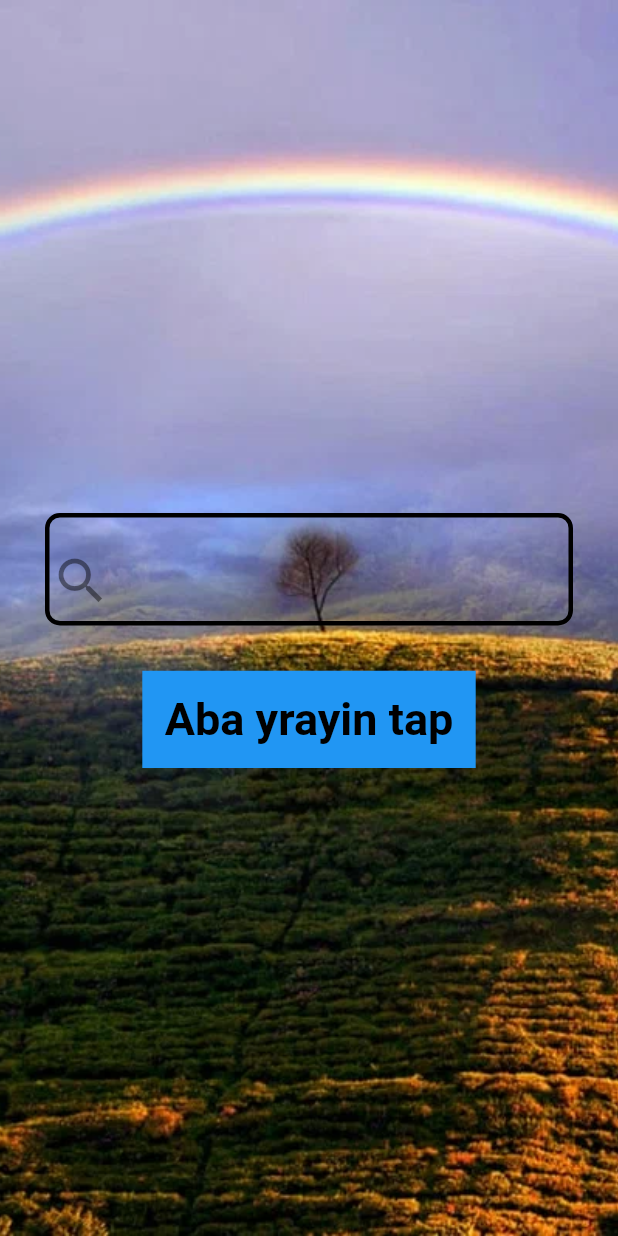
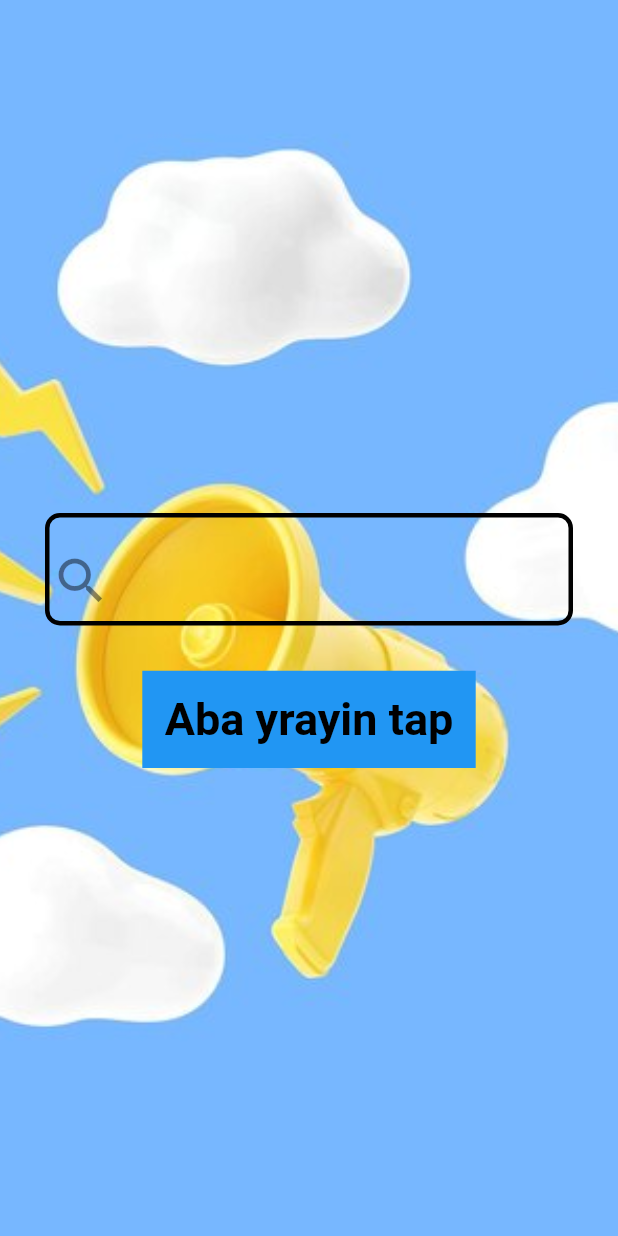
Before and after one commit to ernistakunzhanov/weather_app_kurs11, a Flutter app: the screen it shows after launch, after a tap on the "location city" icon, on a phone screen of 412 x 824 dp. Run offline on Flutter 3.47's test engine with Material 2 defaults, Android fonts, the phone set to English and light mode, and no system bars; our stand-ins replace geolocator.

Commit message:
weather app

```diff
--- /dev/null
+++ b/lib/app/constants/color/app_colors.dart
@@ -0,0 +1,11 @@
+import 'package:flutter/material.dart';
+
+class AppColors {
+  static const Color white = Color(0xffffffff);
+  static const Color black = Color(0xff000000);
+  static const Color red = Colors.red;
+  static const Color yellow = Colors.yellow;
+  static const Color grey = Colors.grey;
+  static const Color blue = Colors.blue;
+  static const Color transparent = Colors.transparent;
+}
--- /dev/null
+++ b/lib/app/constants/decoration/app_decoration.dart
@@ -0,0 +1,14 @@
+import 'package:flutter/material.dart';
+
+class AppDecoration {
+  static const BoxDecoration screenDecoration = BoxDecoration(
+    image: DecorationImage(
+      image: AssetImage('assets/images/weather.jpg'),
+      fit: BoxFit.cover,
+    ),
+  );
+  static BoxDecoration buttonDecor = BoxDecoration(
+    // color: Colors.greenAccent,
+    borderRadius: BorderRadius.circular(12),
+  );
+}
--- /dev/null
+++ b/lib/app/constants/text_style/app_text_style.dart
@@ -0,0 +1,32 @@
+import 'package:flutter/material.dart';
+import 'package:weather_app_kurs/app/constants/color/app_colors.dart';
+
+class AppTextStyle {
+  static const TextStyle black80 = TextStyle(
+    fontSize: 80,
+    color: AppColors.black,
+  );
+  static const TextStyle black40 = TextStyle(
+    fontSize: 40,
+    color: AppColors.black,
+    fontWeight: FontWeight.w400,
+  );
+  static const TextStyle yellow70 = TextStyle(
+    fontSize: 70,
+    color: AppColors.yellow,
+  );
+  static const TextStyle white60 = TextStyle(
+    fontSize: 60,
+    color: Colors.white,
+  );
+  static const TextStyle white40w800 = TextStyle(
+    fontSize: 40,
+    fontWeight: FontWeight.w800,
+    color: Colors.white,
+  );
+  static const TextStyle black30w700 = TextStyle(
+    fontSize: 30,
+    color: AppColors.black,
+    fontWeight: FontWeight.w700,
+  );
+}
--- a/lib/views/home_view.dart
+++ b/lib/app/views/home_view.dart
@@ -1,12 +1,14 @@
 import 'dart:convert';
-import 'dart:developer';
 
 import 'package:flutter/material.dart';
 import 'package:geolocator/geolocator.dart';
 import 'package:http/http.dart' as http;
-import 'package:weather_app_kurs/constants/api_key.dart';
-import 'package:weather_app_kurs/utils/weather_util.dart';
-import 'package:weather_app_kurs/views/search_view.dart';
+import 'package:weather_app_kurs/app/constants/api_key.dart';
+import 'package:weather_app_kurs/app/constants/color/app_colors.dart';
+import 'package:weather_app_kurs/app/constants/decoration/app_decoration.dart';
+import 'package:weather_app_kurs/app/constants/text_style/app_text_style.dart';
+import 'package:weather_app_kurs/app/utils/weather_util.dart';
+import 'package:weather_app_kurs/app/views/search_view.dart';
 
 class HomeView extends StatefulWidget {
   const HomeView({super.key});
@@ -113,20 +115,15 @@ class _HomeViewState extends State<HomeView> {
         body: Container(
           height: size.height * 1,
           width: size.width * 1,
-          decoration: BoxDecoration(
-            image: DecorationImage(
-              image: AssetImage('assets/images/weather.jpg'),
-              fit: BoxFit.cover,
-            ),
-          ),
+          decoration: AppDecoration.screenDecoration,
           child: Stack(
             children: [
               TextButton(
                 onPressed: () {},
-                child: Icon(
+                child: const Icon(
                   Icons.location_on,
                   size: 60,
-                  color: Colors.white,
+                  color: AppColors.white,
                 ),
               ),
               Positioned(
@@ -142,10 +139,10 @@ class _HomeViewState extends State<HomeView> {
                     await getWeatherByCityName(weatherResult);
                     setState(() {});
                   },
-                  child: Icon(
+                  child: const Icon(
                     Icons.location_city,
                     size: 60,
-                    color: Colors.white,
+                    color: AppColors.white,
                   ),
                 ),
               ),
@@ -154,7 +151,7 @@ class _HomeViewState extends State<HomeView> {
                 left: 20,
                 child: Text(
                   '$temp ℃ ',
-                  style: TextStyle(fontSize: 50, color: Colors.black),
+                  style: AppTextStyle.black80,
                 ),
               ),
               Positioned(
@@ -164,7 +161,7 @@ class _HomeViewState extends State<HomeView> {
                   '''$description
 ''',
                   textAlign: TextAlign.center,
-                  style: TextStyle(fontSize: 40, color: Colors.black),
+                  style: AppTextStyle.black40,
                 ),
               ),
               Positioned(
@@ -172,15 +169,15 @@ class _HomeViewState extends State<HomeView> {
                 left: 170,
                 child: Text(
                   '$icon',
-                  style: TextStyle(fontSize: 70, color: Colors.yellow),
+                  style: AppTextStyle.yellow70,
                 ),
               ),
-              Positioned(
+              const Positioned(
                 top: 430,
                 right: 0,
                 child: Text(
                   '🧣 🧤',
-                  style: TextStyle(fontSize: 60, color: Colors.white),
+                  style: AppTextStyle.white60,
                 ),
               ),
               Positioned(
@@ -188,10 +185,7 @@ class _HomeViewState extends State<HomeView> {
                 left: 50,
                 child: Text(
                   cityName,
-                  style: TextStyle(
-                      fontSize: 40,
-                      fontWeight: FontWeight.w800,
-                      color: Colors.white),
+                  style: AppTextStyle.white40w800,
                 ),
               ),
             ],
--- a/lib/views/search_view.dart
+++ b/lib/app/views/search_view.dart
@@ -1,6 +1,9 @@
 import 'dart:developer';
 
 import 'package:flutter/material.dart';
+import 'package:weather_app_kurs/app/constants/color/app_colors.dart';
+import 'package:weather_app_kurs/app/constants/decoration/app_decoration.dart';
+import 'package:weather_app_kurs/app/constants/text_style/app_text_style.dart';
 
 class SearchView extends StatelessWidget {
   SearchView({super.key});
@@ -15,12 +18,7 @@ class SearchView extends StatelessWidget {
         child: Container(
           height: size.height * 1,
           width: size.width * 1,
-          decoration: BoxDecoration(
-            image: DecorationImage(
-              image: AssetImage('assets/images/scale_1200.webp'),
-              fit: BoxFit.cover,
-            ),
-          ),
+          decoration: AppDecoration.screenDecoration,
           child: Center(
             child: Column(
               mainAxisAlignment: MainAxisAlignment.center,
@@ -36,7 +34,7 @@ class SearchView extends StatelessWidget {
                     textAlign: TextAlign.center,
                     style: TextStyle(fontSize: 30),
                     decoration: InputDecoration(
-                      prefixIcon: Padding(
+                      prefixIcon: const Padding(
                         padding: EdgeInsets.only(top: 15),
                         child: Icon(
                           Icons.search,
@@ -44,42 +42,38 @@ class SearchView extends StatelessWidget {
                         ),
                       ),
                       enabledBorder: OutlineInputBorder(
-                        borderSide: BorderSide(
-                          color: Colors.black,
+                        borderSide: const BorderSide(
+                          color: AppColors.black,
                           width: 3,
                         ),
                         borderRadius: BorderRadius.circular(10),
                       ),
                       focusedBorder: OutlineInputBorder(
-                        borderSide: BorderSide(color: Colors.white, width: 2),
+                        borderSide:
+                            const BorderSide(color: AppColors.white, width: 2),
                         borderRadius: BorderRadius.circular(10),
                       ),
                     ),
                   ),
                 ),
                 Material(
-                  color: Colors.transparent,
+                  color: AppColors.transparent,
                   child: Ink(
-                    color: Colors.blue,
+                    color: AppColors.blue,
                     child: InkWell(
-                      splashColor: Colors.grey,
+                      splashColor: AppColors.grey,
                       onTap: () {
                         FocusManager.instance.primaryFocus?.unfocus();
                         Navigator.pop(context, text);
                         log('control ==> $text');
                       },
                       child: Container(
-                        decoration: BoxDecoration(
-                            // color: Colors.greenAccent,
-                            borderRadius: BorderRadius.circular(12)),
-                        child: Padding(
-                          padding: const EdgeInsets.all(15.0),
+                        decoration: AppDecoration.buttonDecor,
+                        child: const Padding(
+                          padding: EdgeInsets.all(15.0),
                           child: Text(
                             'Aba yrayin tap',
-                            style: TextStyle(
-                                fontSize: 30,
-                                color: Colors.black,
-                                fontWeight: FontWeight.w700),
+                            style: AppTextStyle.black30w700,
                           ),
                         ),
                       ),
--- a/lib/main.dart
+++ b/lib/main.dart
@@ -1,7 +1,9 @@
 import 'package:flutter/material.dart';
-import 'package:weather_app_kurs/views/home_view.dart';
+import 'package:weather_app_kurs/app/views/home_view.dart';
 
-void main() => runApp(const WeatherApp());
+void main() {
+  runApp(const WeatherApp());
+}
 
 class WeatherApp extends StatelessWidget {
   const WeatherApp({super.key});
--- a/pubspec.yaml
+++ b/pubspec.yaml
@@ -19,7 +19,7 @@ publish_to: "none" # Remove this line if you wish to publish to pub.dev
 version: 1.0.0+1
 
 environment:
-  sdk: ">=3.0.0-204.0.dev <4.0.0"
+  sdk: ">=2.19.2-204.0.dev <4.0.0"
 
 # Dependencies specify other packages that your package needs in order to work.
 # To automatically upgrade your package dependencies to the latest versions
```
Also changed, not shown: lib/app/constants/api_key.dart (renamed from lib/constants/api_key.dart), lib/app/utils/weather_util.dart (renamed from lib/utils/weather_util.dart), pubspec.lock, 1 other file.
